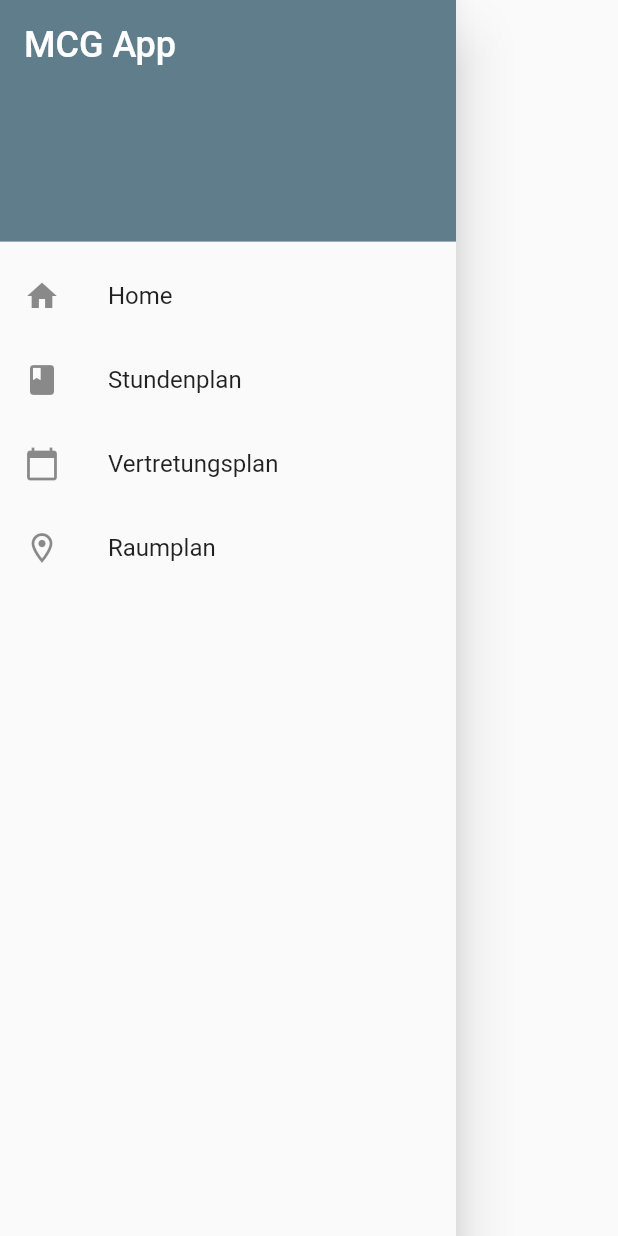
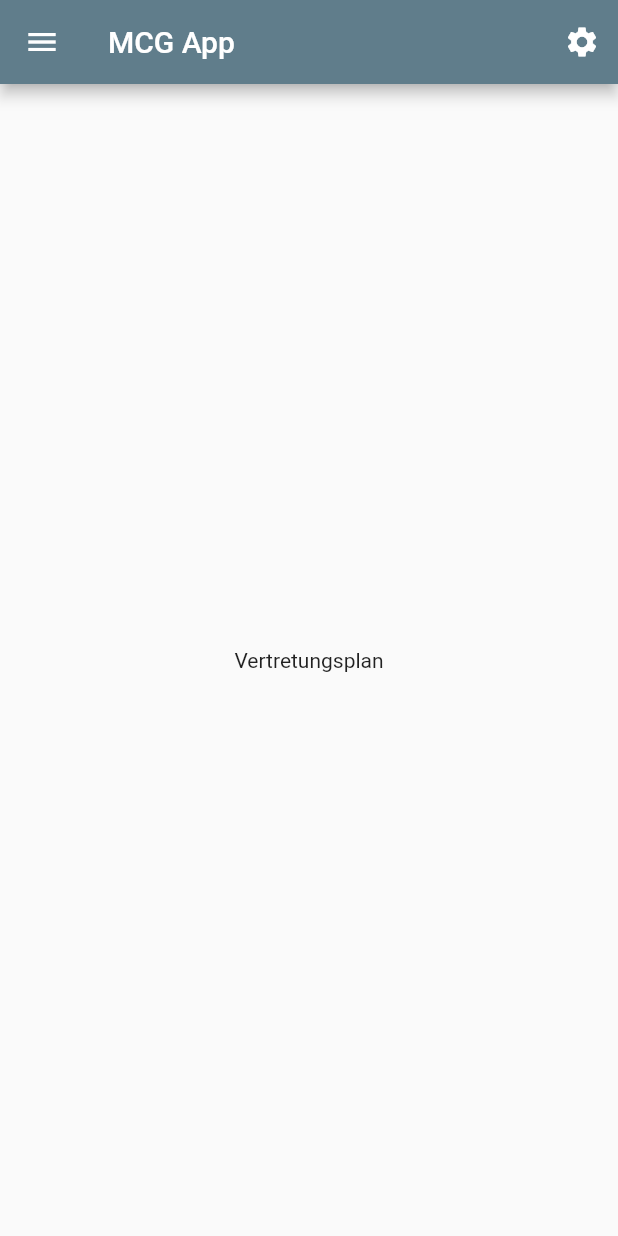
Before and after one commit to MCG-Dallgow/MCG-App, a Flutter app: the MCGDrawer widget shown alone on an empty page, opened directly, after a tap on "Vertretungsplan", on a phone screen of 412 x 824 dp. Run offline on Flutter 3.47's test engine with Material 2 defaults, Android fonts, the phone set to English and light mode, and no system bars.

Commit message:
Update base structure

```diff
--- /dev/null
+++ b/lib/pages/substitution_page.dart
@@ -0,0 +1,23 @@
+import 'package:flutter/material.dart';
+
+import '../widgets/app_bar.dart';
+import '../widgets/drawer.dart';
+
+class SubstitutionPlan extends StatelessWidget {
+  const SubstitutionPlan({Key? key}) : super(key: key);
+
+  @override
+  Widget build(BuildContext context) {
+    return DefaultTabController(
+      initialIndex: 0,
+      length: 2,
+      child: Scaffold(
+        appBar: MCGAppBar(title: "MCG App"),
+        drawer: const MCGDrawer(),
+        body: const Center(
+            child: Text("Vertretungsplan")
+        ),
+      ),
+    );
+  }
+}
--- a/lib/pages/timetable_page.dart
+++ b/lib/pages/timetable_page.dart
@@ -1,4 +1,5 @@
 import 'package:flutter/material.dart';
+
 import 'package:mcgapp/widgets/app_bar.dart';
 import 'package:mcgapp/widgets/drawer.dart';
 
--- a/lib/widgets/drawer.dart
+++ b/lib/widgets/drawer.dart
@@ -1,4 +1,6 @@
 import 'package:flutter/material.dart';
+import 'package:mcgapp/pages/roomplan_page.dart';
+import 'package:mcgapp/pages/substitution_page.dart';
 
 import '../pages/home_page.dart';
 import '../pages/timetable_page.dart';
@@ -51,12 +53,26 @@ class MCGDrawer extends StatelessWidget {
           ListTile(
             leading: const Icon(Icons.calendar_today),
             title: const Text('Vertretungsplan'),
-            onTap: () { },
+            onTap: () {
+              Navigator.push(
+                context,
+                MaterialPageRoute(builder: (context) {
+                  return const SubstitutionPlan();
+                }),
+              );
+            },
           ),
           ListTile(
             leading: const Icon(Icons.room_outlined),
             title: const Text('Raumplan'),
-            onTap: () { },
+            onTap: () {
+              Navigator.push(
+                context,
+                MaterialPageRoute(builder: (context) {
+                  return const RoomPlan();
+                }),
+              );
+            },
           ),
         ],
       ),
```
Also changed, not shown: lib/pages/roomplan_page.dart (added, +23 -0 lines).
